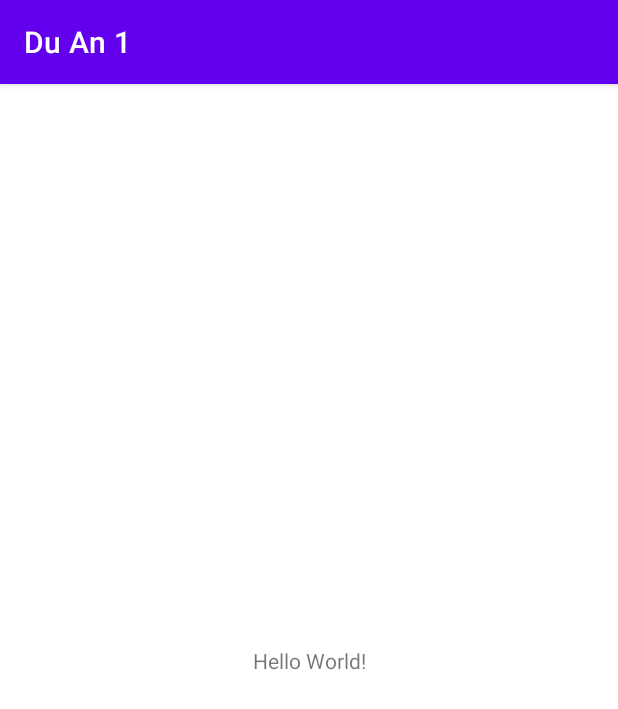
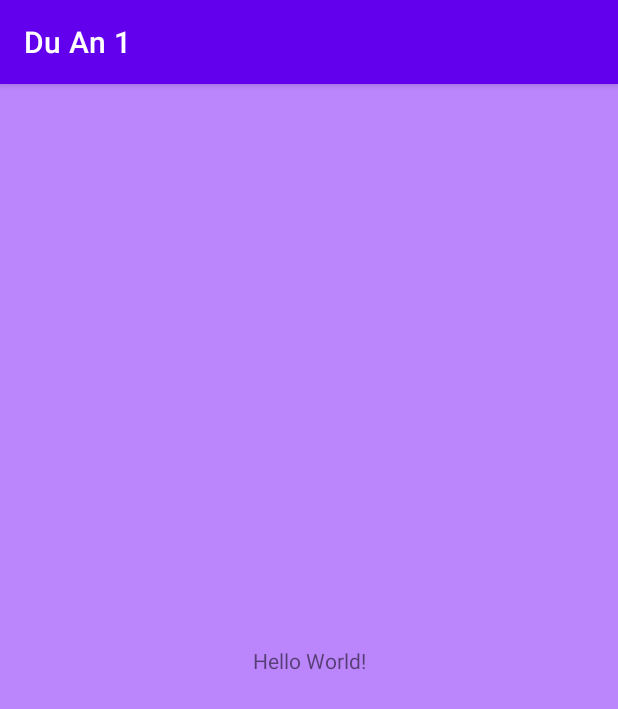
Before and after one commit to tonynhox/duan1, an Android app: the screen it shows after launch (MainActivity), on a phone screen of 412 x 824 dp. Shown: the top 709 px of the screen. Run offline under Robolectric (Android 15) with nearby library versions, the phone set to English and light mode, and no system bars.

Commit message:
code giao dien

```diff
--- a/duan1/app/src/main/res/layout/activity_main.xml
+++ b/duan1/app/src/main/res/layout/activity_main.xml
@@ -4,7 +4,8 @@
     xmlns:tools="http://schemas.android.com/tools"
     android:layout_width="match_parent"
     android:layout_height="match_parent"
-    tools:context=".activity.MainActivity">
+    tools:context=".activity.MainActivity"
+    android:background="@color/purple_200">
 
     <TextView
         android:layout_width="wrap_content"
```
Also changed, not shown: duan1/app/src/main/res/layout/test1.xml (added, +7 -0 lines).
